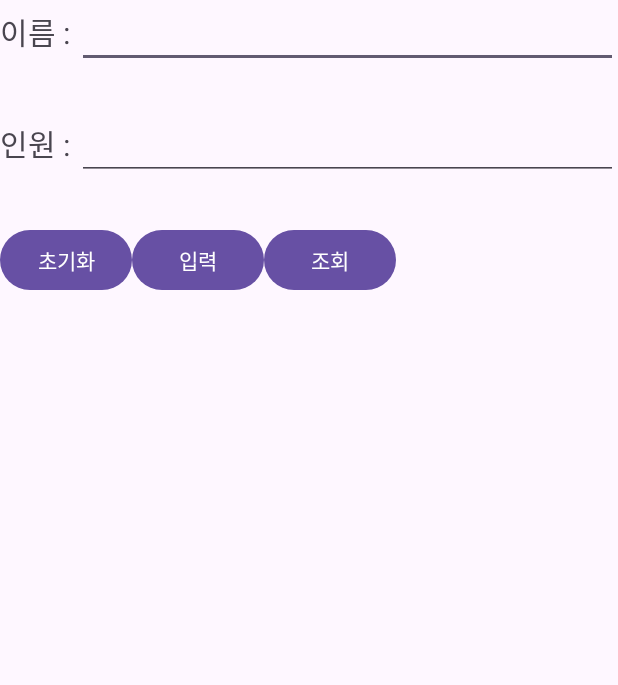
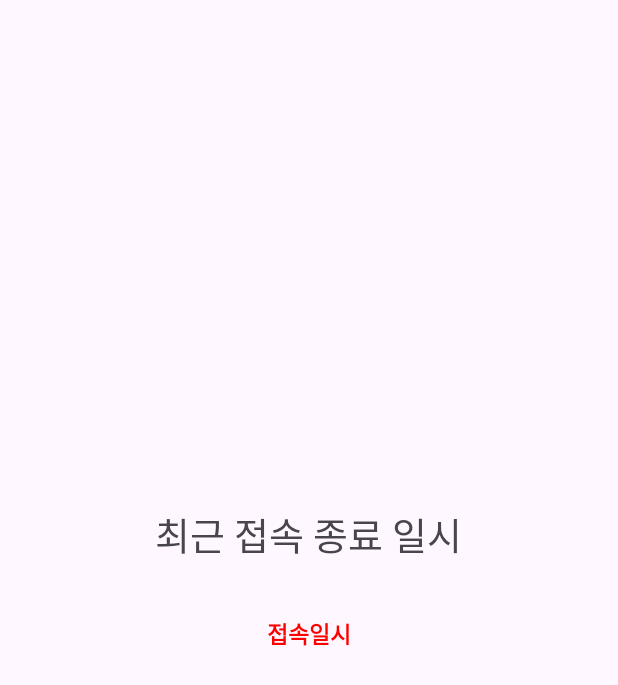
Before and after one commit to hsyoodev/MyApplication, an Android app: the screen it shows after launch (MainActivity), on a phone screen of 412 x 824 dp. Shown: the top 685 px of the screen. Run offline under Robolectric (Android 15) with nearby library versions, the phone set to English and light mode, and no system bars.

Commit message:
11장 연습문제

```diff
--- a/app/src/main/java/com/example/myapplication/MainActivity.java
+++ b/app/src/main/java/com/example/myapplication/MainActivity.java
@@ -5,70 +5,63 @@ import android.database.Cursor;
 import android.database.sqlite.SQLiteDatabase;
 import android.database.sqlite.SQLiteOpenHelper;
 import android.os.Bundle;
-import android.view.View;
-import android.widget.Button;
-import android.widget.EditText;
-import android.widget.ListView;
+import android.widget.TextView;
 
 import androidx.annotation.Nullable;
 import androidx.appcompat.app.AppCompatActivity;
 
-import java.util.ArrayList;
-import java.util.List;
-
 public class MainActivity extends AppCompatActivity {
-    List<Group> list = new ArrayList<>();
+    TextView lastLoginEndDate;
+    SQLiteDatabase db;
+    myDBHelper helper = new myDBHelper(this);
 
     @Override
     public void onCreate(Bundle savedInstanceState) {
         super.onCreate(savedInstanceState);
         setContentView(R.layout.activity_main);
-        myDBHelper helper = new myDBHelper(this);
-        Button btnInsert = findViewById(R.id.btnInsert);
-        EditText edtName = findViewById(R.id.edtName);
-        EditText edtNumber = findViewById(R.id.edtNumber);
-        Button btnSelect = findViewById(R.id.btnSelect);
-        ListView listView = findViewById(R.id.list_view);
-        btnInsert.setOnClickListener(new View.OnClickListener() {
-            @Override
-            public void onClick(View v) {
-                SQLiteDatabase db = helper.getWritableDatabase();
-                db.execSQL("insert into groupDB values ('" +
-                        edtName.getText().toString() +
-                        "', " + edtNumber.getText().toString() + ");");
-                db.close();
-            }
-        });
+        db = helper.getReadableDatabase();
+        lastLoginEndDate = findViewById(R.id.last_login_end_date);
+        Cursor cursor = db.rawQuery("SELECT id, date_time FROM history ORDER BY date_time DESC", null);
+        String dateTime = "";
+        while (cursor.moveToNext()) {
+            dateTime = cursor.getString(1);
+            break;
+        }
+        lastLoginEndDate.setText(dateTime);
+    }
 
-        btnSelect.setOnClickListener(new View.OnClickListener() {
-            @Override
-            public void onClick(View v) {
-                list.clear();
-                SQLiteDatabase db = helper.getWritableDatabase();
-                Cursor cursor = db.rawQuery("select gName, gNumber from groupDB", null);
-                while (cursor.moveToNext()) {
-                    String gName = cursor.getString(0);
-                    int gNumber = cursor.getInt(1);
-                    Group group = new Group(gName, gNumber);
-                    list.add(group);
-                }
-                CustomAdapter customAdapter = new CustomAdapter(MainActivity.this, R.layout.item, list);
-                listView.setAdapter(customAdapter);
-                cursor.close();
-                db.close();
-            }
-        });
+    @Override
+    protected void onResume() {
+        super.onResume();
+        db = helper.getReadableDatabase();
+        lastLoginEndDate = findViewById(R.id.last_login_end_date);
+        Cursor cursor = db.rawQuery("SELECT id, date_time FROM history ORDER BY date_time DESC", null);
+        String dateTime = "";
+        while (cursor.moveToNext()) {
+            dateTime = cursor.getString(1);
+            break;
+        }
+        lastLoginEndDate.setText(dateTime);
+    }
+
+    @Override
+    protected void onDestroy() {
+        super.onDestroy();
+        db = helper.getWritableDatabase();
+        db.execSQL("INSERT INTO history (id, date_time) VALUES (NULL, (datetime('now', 'localtime')))");
     }
 
     public class myDBHelper extends SQLiteOpenHelper {
 
         public myDBHelper(@Nullable Context context) {
-            super(context, "groupDB.db", null, 1);
+            super(context, "history.db", null, 1);
         }
 
         @Override
         public void onCreate(SQLiteDatabase db) {
-            db.execSQL("CREATE TABLE groupDB (gName char(20) primary key, gNumber integer);");
+            db.execSQL("CREATE TABLE history (\n" +
+                    "    id INTEGER PRIMARY KEY AUTOINCREMENT,\n" +
+                    "    date_time TEXT);");
         }
 
         @Override
--- a/app/src/main/res/layout/activity_main.xml
+++ b/app/src/main/res/layout/activity_main.xml
@@ -1,74 +1,29 @@
 <LinearLayout xmlns:android="http://schemas.android.com/apk/res/android"
-    android:layout_width="fill_parent"
-    android:layout_height="fill_parent"
-    android:orientation="vertical">
+    android:layout_width="match_parent"
+    android:layout_height="match_parent"
+    android:orientation="vertical"
+    android:gravity="center">
 
-    <LinearLayout
-        android:layout_width="fill_parent"
-        android:layout_height="0dip"
-        android:layout_weight="1"
-        android:orientation="horizontal">
+    <TextView
+        android:textSize="25dp"
+        android:text="최근 접속 종료 일시"
+        android:padding="20dp"
+        android:layout_width="wrap_content"
+        android:layout_height="wrap_content" />
 
-        <TextView
-            android:layout_width="wrap_content"
-            android:layout_height="wrap_content"
-            android:text="이름 : "
-            android:textSize="20dp" />
+    <TextView
+        android:text="접속일시"
+        android:textSize="15dp"
+        android:textStyle="bold"
+        android:textColor="#ff0000"
+        android:layout_width="wrap_content"
+        android:layout_height="wrap_content"
+        android:padding="15dp" />
 
-        <EditText
-            android:id="@+id/edtName"
-            android:layout_width="wrap_content"
-            android:layout_height="wrap_content"
-            android:layout_weight="1" />
-    </LinearLayout>
-
-    <LinearLayout
-        android:layout_width="fill_parent"
-        android:layout_height="0dip"
-        android:layout_weight="1"
-        android:orientation="horizontal">
-
-        <TextView
-            android:layout_width="wrap_content"
-            android:layout_height="wrap_content"
-            android:text="인원 : "
-            android:textSize="20dp" />
-
-        <EditText
-            android:id="@+id/edtNumber"
-            android:layout_width="wrap_content"
-            android:layout_height="wrap_content"
-            android:layout_weight="1"></EditText>
-    </LinearLayout>
-
-    <LinearLayout
-        android:layout_width="fill_parent"
-        android:layout_height="0dip"
-        android:layout_weight="1"
-        android:orientation="horizontal">
-
-        <Button
-            android:id="@+id/btnInit"
-            android:layout_width="wrap_content"
-            android:layout_height="wrap_content"
-            android:text="초기화" />
-
-        <Button
-            android:id="@+id/btnInsert"
-            android:layout_width="wrap_content"
-            android:layout_height="wrap_content"
-            android:text="입력" />
-
-        <Button
-            android:id="@+id/btnSelect"
-            android:layout_width="wrap_content"
-            android:layout_height="wrap_content"
-            android:text="조회" />
-    </LinearLayout>
-
-    <ListView
-        android:id="@+id/list_view"
-        android:layout_weight="8"
-        android:layout_width="match_parent"
-        android:layout_height="0dp"></ListView>
+    <TextView
+        android:textSize="20dp"
+        android:padding="15dp"
+        android:id="@+id/last_login_end_date"
+        android:layout_width="wrap_content"
+        android:layout_height="wrap_content" />
 </LinearLayout>
```
Also changed, not shown: app/src/main/java/com/example/myapplication/CustomAdapter.java (deleted, +0 -50 lines), app/src/main/java/com/example/myapplication/Group.java (deleted, +0 -11 lines), app/src/main/res/layout/item.xml (deleted, +0 -19 lines).
